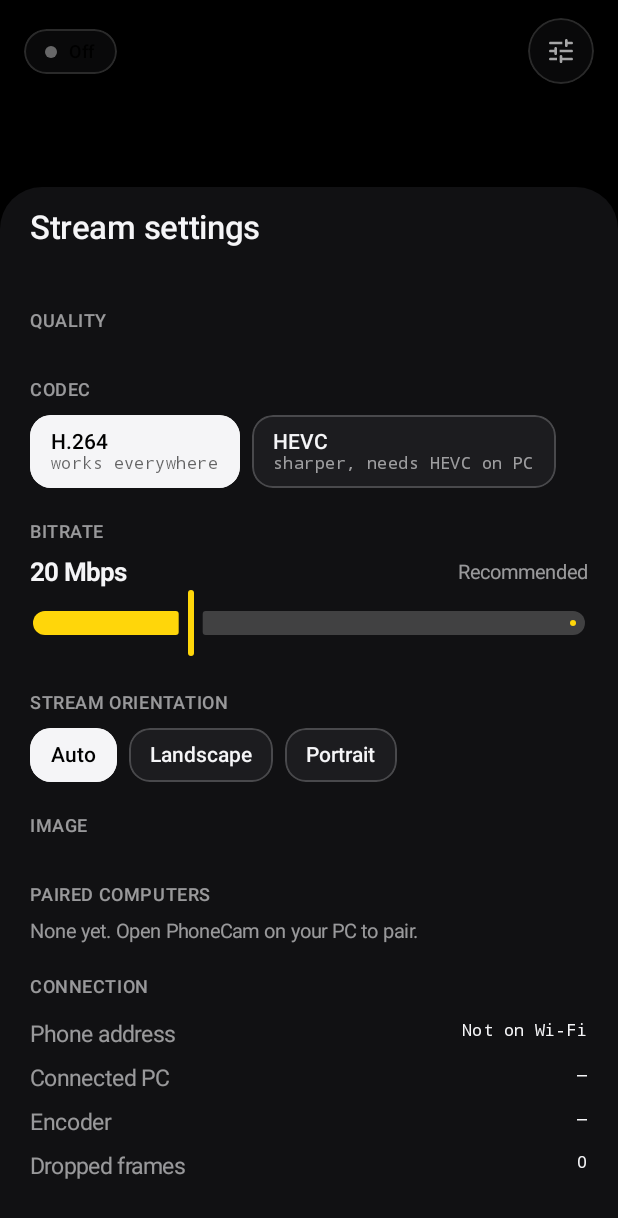
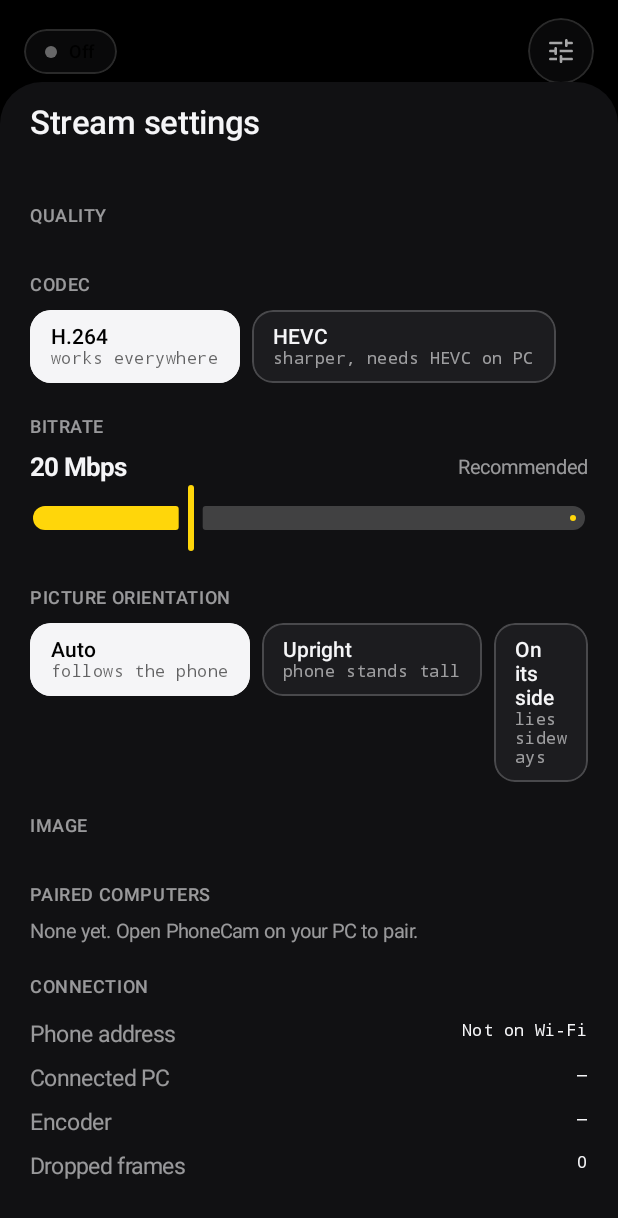
Before and after one commit to rsxcore/phonecam, an Android app built with Jetpack Compose: the screen it shows after launch (MainActivity), after a tap on "Settings", on a phone screen of 412 x 824 dp. Shown: the top 1218 px of the screen. Run offline under Robolectric (Android 15) with nearby library versions, the phone set to English and light mode, and no system bars.

Commit message:
Name orientation locks after how the phone stands
"Landscape" read as a promise about the video, but the lock assumes the
phone lies on its side; with the phone standing it turned the picture
sideways. The options are now Auto, Upright and On its side.

Co-Authored-By: Claude Opus 5.5 <noreply@anthropic.com>

```diff
--- a/android/app/src/main/java/com/phonecam/ui/SettingsSheet.kt
+++ b/android/app/src/main/java/com/phonecam/ui/SettingsSheet.kt
@@ -92,10 +92,15 @@ fun SettingsSheet(state: UiState, onApply: ((CameraSettings) -> CameraSettings)
                 colors = SliderDefaults.colors(thumbColor = Palette.Accent, activeTrackColor = Palette.Accent, inactiveTrackColor = Palette.Outline),
             )
 
-            Section("Stream orientation")
+            Section("Picture orientation")
             Row(horizontalArrangement = Arrangement.spacedBy(8.dp)) {
-                OrientationLock.entries.forEach { o ->
-                    Choice(o.name.lowercase().replaceFirstChar { it.uppercase() }, s.orientation == o) { onApply { it.copy(orientation = o) } }
+                // Named after how the phone stands, since that is what the lock assumes.
+                listOf(
+                    Triple(OrientationLock.AUTO, "Auto", "follows the phone"),
+                    Triple(OrientationLock.PORTRAIT, "Upright", "phone stands tall"),
+                    Triple(OrientationLock.LANDSCAPE, "On its side", "lies sideways"),
+                ).forEach { (o, label, hint) ->
+                    Choice(label, s.orientation == o, sub = hint) { onApply { it.copy(orientation = o) } }
                 }
             }
 
```
Also changed, not shown: 1 other file.
